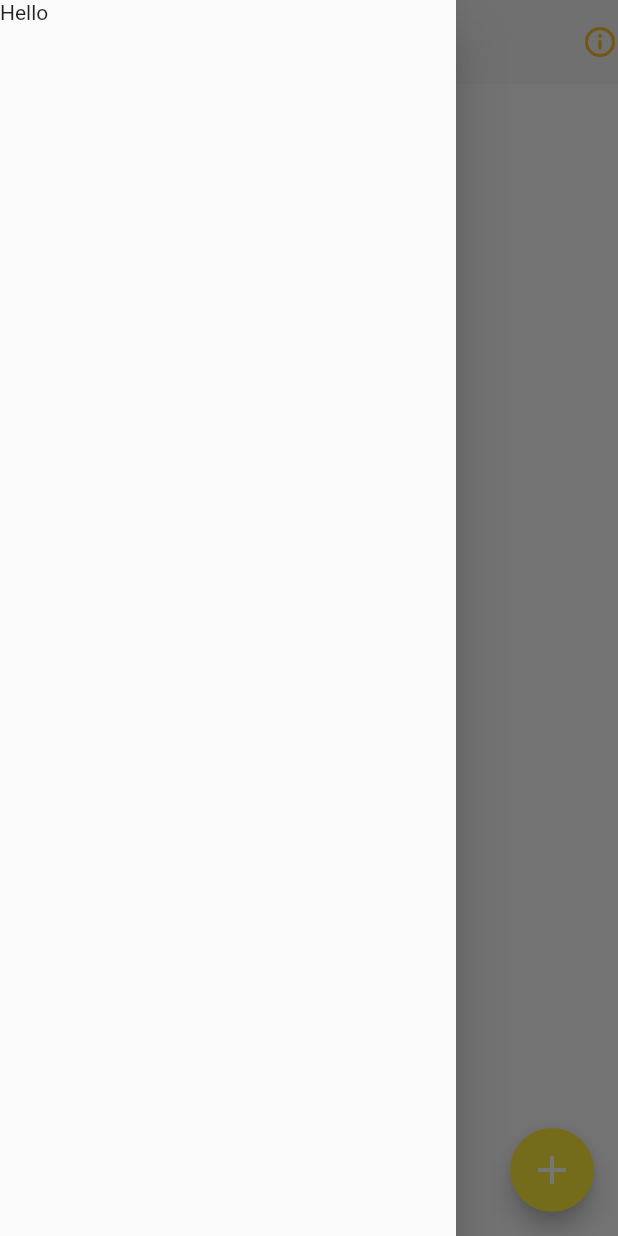
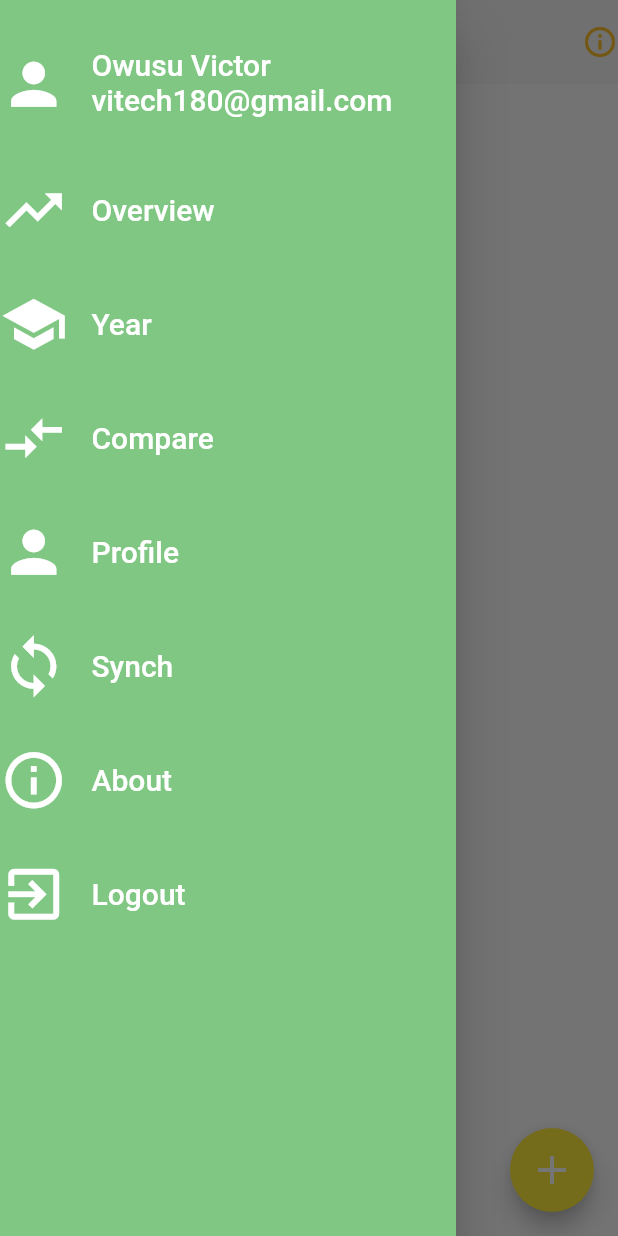
Before and after one commit to ANU-TEAM/anu-cgpa-moible-ui, a Flutter app: the screen it shows after launch, with the side drawer open, on a phone screen of 412 x 824 dp. Run offline on Flutter 3.47's test engine with Material 2 defaults, Android fonts, the phone set to English and light mode, and no system bars; our stand-ins replace flutter_slidable, flutter_svg.

Commit message:
add drawer navigation

```diff
--- a/lib/screens/YearsScreen.dart
+++ b/lib/screens/YearsScreen.dart
@@ -29,7 +29,157 @@ class YearsScreen extends StatelessWidget {
             ],
           ),
           drawer: Drawer(
-            child: Text('Hello'),
+                child: Container(
+                  color: Colors.green[300],
+                    child: ListView(
+                      children: [
+                        ListTile(
+                          contentPadding: EdgeInsets.only(top: 20),
+                          leading: Icon(
+                            Icons.person,
+                            size: 45,
+                            color: Colors.white,
+                          ),
+                          title: Text(
+                            'Owusu Victor',
+                            style: TextStyle(
+                                fontWeight: FontWeight.w500,
+                                color: Colors.white,
+                                fontSize: 20),
+                          ),
+                          subtitle: Text(
+                            'vitech180@gmail.com',
+                            style: TextStyle(
+                                fontWeight: FontWeight.w500,
+                                color: Colors.white,
+                                fontSize: 20),
+                          ),
+                          onTap: (){},
+                        ),
+
+                        //Overview
+                        ListTile(
+                          contentPadding: EdgeInsets.only(top: 20),
+                          leading: Icon(
+                            Icons.trending_up,
+                            size: 45,
+                            color: Colors.white,
+                          ),
+                          title: Text(
+                            'Overview',
+                            style: TextStyle(
+                                fontWeight: FontWeight.w500,
+                                color: Colors.white,
+                                fontSize: 20),
+                          ),
+                        ),
+
+                        //years
+                        ListTile(
+                          contentPadding: EdgeInsets.only(top: 20),
+                          leading: Icon(
+                            Icons.school,
+                            size: 45,
+                            color: Colors.white,
+                          ),
+                          title: Text(
+                            'Year',
+                            style: TextStyle(
+                                fontWeight: FontWeight.w500,
+                                color: Colors.white,
+                                fontSize: 20),
+                          ),
+                        ),
+
+                        //Compare
+                        ListTile(
+                          contentPadding: EdgeInsets.only(top: 20),
+                          leading: Icon(
+                            Icons.compare_arrows,
+                            size: 45,
+                            color: Colors.white,
+                          ),
+                          title: Text(
+                            'Compare',
+                            style: TextStyle(
+                                fontWeight: FontWeight.w500,
+                                color: Colors.white,
+                                fontSize: 20),
+                          ),
+                        ),
+
+                        //Profile
+                        ListTile(
+                          contentPadding: EdgeInsets.only(top: 20),
+                          leading: Icon(
+                            Icons.person,
+                            size: 45,
+                            color: Colors.white,
+                          ),
+                          title: Text(
+                            'Profile',
+                            style: TextStyle(
+                                fontWeight: FontWeight.w500,
+                                color: Colors.white,
+                                fontSize: 20),
+                          ),
+                        ),
+
+                        //Synch
+                        ListTile(
+                          contentPadding: EdgeInsets.only(top: 20),
+                          leading: Icon(
+                            Icons.sync,
+                            size: 45,
+                            color: Colors.white,
+                          ),
+                          title: Text(
+                            'Synch',
+                            style: TextStyle(
+                                fontWeight: FontWeight.w500,
+                                color: Colors.white,
+                                fontSize: 20),
+                          ),
+                        ),
+
+                        //About
+                        ListTile(
+                          contentPadding: EdgeInsets.only(top: 20),
+                          leading: Icon(
+                            Icons.info_outline,
+                            size: 45,
+                            color: Colors.white,
+                          ),
+                          title: Text(
+                            'About',
+                            style: TextStyle(
+                                fontWeight: FontWeight.w500,
+                                color: Colors.white,
+                                fontSize: 20),
+                          ),
+                        ),
+
+                        //Logout
+                        ListTile(
+                          contentPadding: EdgeInsets.only(top: 20),
+                          leading: Icon(
+                            Icons.exit_to_app,
+                            size: 45,
+                            color: Colors.white,
+                          ),
+                          title: Text(
+                            'Logout',
+                            style: TextStyle(
+                                fontWeight: FontWeight.w500,
+                                color: Colors.white,
+                                fontSize: 20),
+                          ),
+                        ),
+                      ],
+                    )
+                ),
+            //Name
+
           ),
           body: Container(
             child: Consumer<YearsListModel>(
@@ -73,6 +223,7 @@ class YearsScreen extends StatelessWidget {
               },
             ),
           ),
+
           floatingActionButton: FloatingActionButton(
             onPressed: () {
               yearsList.add(YearCard(
```
Also changed, not shown: pubspec.lock.
